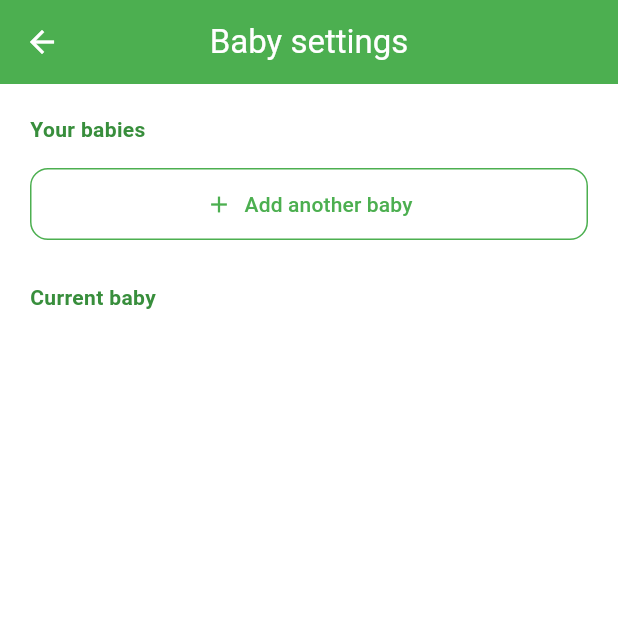
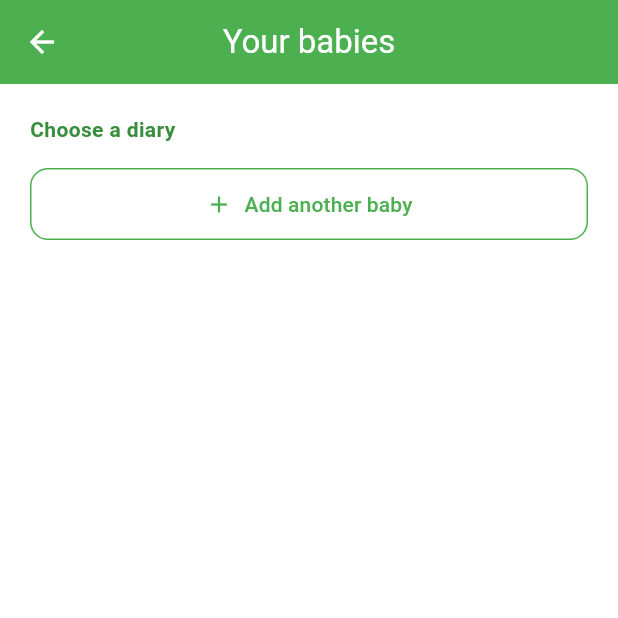
Before and after one commit to xNorbertx/potty-tracker, a Flutter app: the BabySettingsScreen screen opened directly with empty values, on a phone screen of 412 x 824 dp, the top half of it. Run offline on Flutter 3.47's test engine with Material 3 defaults, Android fonts, the phone set to English and light mode, and no system bars; our stand-ins replace cloud_firestore, connectivity_plus, firebase_auth, firebase_core, flutter_slidable, google_sign_in and 1 more; accounts and stored records are empty.

Commit message:
Refine baby settings language and editing

```diff
--- a/lib/screens/baby_settings_screen.dart
+++ b/lib/screens/baby_settings_screen.dart
@@ -1,5 +1,5 @@
 import 'package:flutter/material.dart';
-import 'package:flutter/services.dart';
+import 'package:flutter_slidable/flutter_slidable.dart';
 import 'package:provider/provider.dart';
 
 import '../models/baby.dart';
@@ -91,63 +91,6 @@ class _BabySettingsScreenState extends State<BabySettingsScreen> {
     controller.dispose();
   }
 
-  void _shareBaby(Baby baby) {
-    showDialog<void>(
-      context: context,
-      builder: (dialogContext) => AlertDialog(
-        title: const Text('Share baby'),
-        content: Column(
-          mainAxisSize: MainAxisSize.min,
-          children: [
-            const Text('Give this code to the other parent:'),
-            const SizedBox(height: 16),
-            Container(
-              padding: const EdgeInsets.symmetric(horizontal: 24, vertical: 12),
-              decoration: BoxDecoration(
-                color: const Color(0xFFE8F5E9),
-                borderRadius: BorderRadius.circular(12),
-                border: Border.all(color: const Color(0xFF4CAF50)),
-              ),
-              child: Text(
-                baby.shareCode,
-                style: const TextStyle(
-                  fontSize: 32,
-                  fontWeight: FontWeight.bold,
-                  letterSpacing: 6,
-                  color: Color(0xFF2E7D32),
-                ),
-              ),
-            ),
-            const SizedBox(height: 12),
-            TextButton.icon(
-              onPressed: () {
-                Clipboard.setData(ClipboardData(text: baby.shareCode));
-                Navigator.pop(dialogContext);
-                ScaffoldMessenger.of(context).showSnackBar(
-                  const SnackBar(content: Text('Code copied to clipboard.')),
-                );
-              },
-              icon: const Icon(Icons.copy, size: 18),
-              label: const Text('Copy code'),
-            ),
-            const SizedBox(height: 4),
-            const Text(
-              'They can enter it when setting up the app.',
-              style: TextStyle(fontSize: 13, color: Colors.grey),
-              textAlign: TextAlign.center,
-            ),
-          ],
-        ),
-        actions: [
-          TextButton(
-            onPressed: () => Navigator.pop(dialogContext),
-            child: const Text('Done'),
-          ),
-        ],
-      ),
-    );
-  }
-
   Future<void> _addBaby() async {
     final controller = TextEditingController();
     final formKey = GlobalKey<FormState>();
@@ -207,12 +150,12 @@ class _BabySettingsScreenState extends State<BabySettingsScreen> {
 
   @override
   Widget build(BuildContext context) => Scaffold(
-        appBar: AppBar(title: const Text('Baby settings')),
+        appBar: AppBar(title: const Text('Your babies')),
         body: ListView(
           padding: const EdgeInsets.all(20),
           children: [
             const Text(
-              'Your babies',
+              'Choose a diary',
               style: TextStyle(
                 color: Color(0xFF388E3C),
                 fontWeight: FontWeight.bold,
@@ -220,7 +163,21 @@ class _BabySettingsScreenState extends State<BabySettingsScreen> {
             ),
             const SizedBox(height: 8),
             ..._babies.map(
-              (baby) => Card(
+              (baby) => Slidable(
+                key: ValueKey(baby.id),
+                endActionPane: ActionPane(
+                  motion: const ScrollMotion(),
+                  children: [
+                    SlidableAction(
+                      onPressed: (_) => _renameBaby(baby),
+                      backgroundColor: const Color(0xFF4CAF50),
+                      foregroundColor: Colors.white,
+                      icon: Icons.edit,
+                      label: 'Edit',
+                    ),
+                  ],
+                ),
+                child: Card(
                   child: ListTile(
                     leading: const CircleAvatar(child: Text('👶')),
                     title: Text(baby.name),
@@ -232,44 +189,13 @@ class _BabySettingsScreenState extends State<BabySettingsScreen> {
                   ),
                 ),
               ),
+            ),
             const SizedBox(height: 8),
             OutlinedButton.icon(
               onPressed: _addBaby,
               icon: const Icon(Icons.add),
               label: const Text('Add another baby'),
             ),
-            const SizedBox(height: 28),
-            const Text(
-              'Current baby',
-              style: TextStyle(
-                color: Color(0xFF388E3C),
-                fontWeight: FontWeight.bold,
-              ),
-            ),
-            const SizedBox(height: 8),
-            ..._babies.where((baby) => baby.id == widget.selectedBabyId).map(
-                  (baby) => Card(
-                    child: Column(
-                      children: [
-                        ListTile(
-                          leading:
-                              const Icon(Icons.edit, color: Color(0xFF4CAF50)),
-                          title: const Text('Edit baby name'),
-                          onTap: () => _renameBaby(baby),
-                        ),
-                        const Divider(height: 1),
-                        ListTile(
-                          leading:
-                              const Icon(Icons.share, color: Color(0xFF4CAF50)),
-                          title: const Text('Share baby'),
-                          subtitle:
-                              const Text('Give another parent a share code.'),
-                          onTap: () => _shareBaby(baby),
-                        ),
-                      ],
-                    ),
-                  ),
-                ),
           ],
         ),
       );
--- a/lib/screens/home_screen.dart
+++ b/lib/screens/home_screen.dart
@@ -188,7 +188,7 @@ class _HomeScreenState extends State<HomeScreen> {
                           children: [
                             Icon(Icons.child_care, color: Color(0xFF4CAF50)),
                             SizedBox(width: 8),
-                            Text('Baby settings'),
+                            Text('Your babies'),
                           ],
                         ),
                       ),
```
Lines whose indentation alone changed are shown as unchanged.
